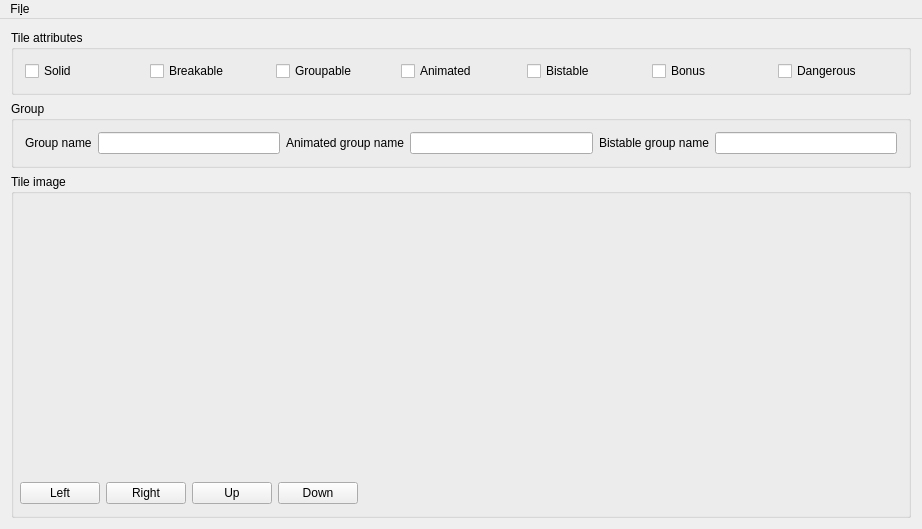
Before: the Qt Designer form tileEdit/CMainWindow.ui in clebail/tilegame, drawn with Qt 5.
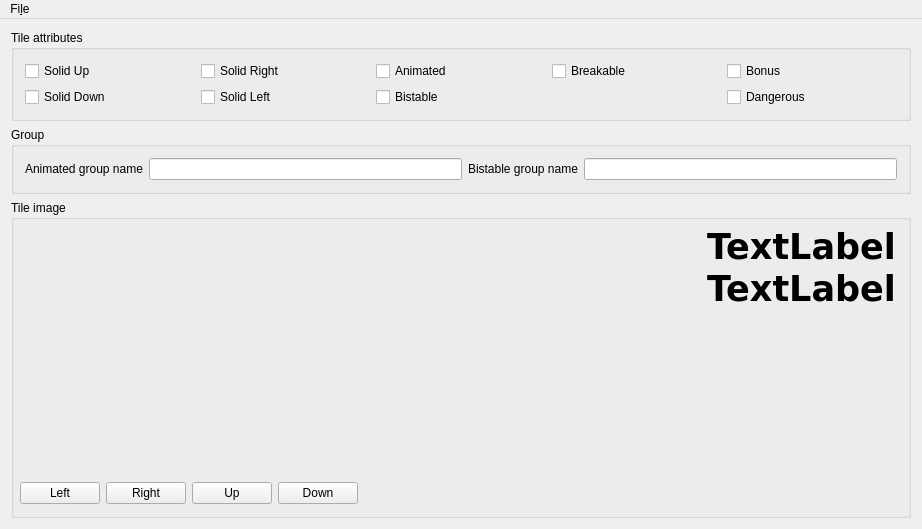
After: the same form once the commit is applied. Custom widgets are drawn as their Qt base class.

```diff
--- a/tileEdit/CMainWindow.ui
+++ b/tileEdit/CMainWindow.ui
@@ -20,56 +20,70 @@
       <property name="title">
        <string>Tile attributes</string>
       </property>
-      <layout class="QHBoxLayout" name="horizontalLayout_3">
-       <item>
-        <widget class="QCheckBox" name="cbSolid">
+      <layout class="QGridLayout" name="gridLayout">
+       <item row="0" column="1">
+        <widget class="QCheckBox" name="cbSolidRight">
          <property name="text">
-          <string>Solid</string>
+          <string>Solid Right</string>
          </property>
         </widget>
        </item>
-       <item>
-        <widget class="QCheckBox" name="cbBreakable">
+       <item row="0" column="0">
+        <widget class="QCheckBox" name="cbSolidUp">
          <property name="text">
-          <string>Breakable</string>
+          <string>Solid Up</string>
          </property>
         </widget>
        </item>
-       <item>
-        <widget class="QCheckBox" name="cbGroupable">
-         <property name="text">
-          <string>Groupable</string>
-         </property>
-        </widget>
-       </item>
-       <item>
-        <widget class="QCheckBox" name="cbAnimated">
-         <property name="text">
-          <string>Animated</string>
-         </property>
-        </widget>
-       </item>
-       <item>
-        <widget class="QCheckBox" name="cnBistable">
-         <property name="text">
-          <string>Bistable</string>
-         </property>
-        </widget>
-       </item>
-       <item>
+       <item row="0" column="7">
         <widget class="QCheckBox" name="cbBonus">
          <property name="text">
           <string>Bonus</string>
          </property>
         </widget>
        </item>
-       <item>
+       <item row="1" column="0">
+        <widget class="QCheckBox" name="cbSolidDown">
+         <property name="text">
+          <string>Solid Down</string>
+         </property>
+        </widget>
+       </item>
+       <item row="1" column="1">
+        <widget class="QCheckBox" name="cbSolidLeft">
+         <property name="text">
+          <string>Solid Left</string>
+         </property>
+        </widget>
+       </item>
+       <item row="1" column="7">
         <widget class="QCheckBox" name="cbDangerous">
          <property name="text">
           <string>Dangerous</string>
          </property>
         </widget>
        </item>
+       <item row="0" column="2">
+        <widget class="QCheckBox" name="cbAnimated">
+         <property name="text">
+          <string>Animated</string>
+         </property>
+        </widget>
+       </item>
+       <item row="1" column="2">
+        <widget class="QCheckBox" name="cnBistable">
+         <property name="text">
+          <string>Bistable</string>
+         </property>
+        </widget>
+       </item>
+       <item row="0" column="3">
+        <widget class="QCheckBox" name="cbBreakable">
+         <property name="text">
+          <string>Breakable</string>
+         </property>
+        </widget>
+       </item>
       </layout>
      </widget>
     </item>
@@ -79,16 +93,6 @@
        <string>Group</string>
       </property>
       <layout class="QHBoxLayout" name="horizontalLayout_4">
-       <item>
-        <widget class="QLabel" name="label_2">
-         <property name="text">
-          <string>Group name</string>
-         </property>
-        </widget>
-       </item>
-       <item>
-        <widget class="QLineEdit" name="txtGroupName"/>
-       </item>
        <item>
         <widget class="QLabel" name="label">
          <property name="text">
@@ -134,16 +138,16 @@
         <widget class="QWidget" name="widget_2" native="true">
          <layout class="QHBoxLayout" name="horizontalLayout_2">
           <property name="spacing">
-           <number>6</number>
+           <number>10</number>
           </property>
           <property name="leftMargin">
-           <number>0</number>
+           <number>6</number>
           </property>
           <property name="topMargin">
            <number>0</number>
           </property>
           <property name="rightMargin">
-           <number>0</number>
+           <number>6</number>
           </property>
           <property name="bottomMargin">
            <number>0</number>
@@ -161,13 +165,13 @@
             </property>
             <property name="minimumSize">
              <size>
-              <width>16</width>
+              <width>32</width>
               <height>0</height>
              </size>
             </property>
             <property name="maximumSize">
              <size>
-              <width>16</width>
+              <width>32</width>
               <height>16777215</height>
              </size>
             </property>
@@ -197,14 +201,14 @@
                </property>
                <property name="minimumSize">
                 <size>
-                 <width>16</width>
-                 <height>16</height>
+                 <width>32</width>
+                 <height>32</height>
                 </size>
                </property>
                <property name="maximumSize">
                 <size>
-                 <width>16</width>
-                 <height>16</height>
+                 <width>32</width>
+                 <height>32</height>
                 </size>
                </property>
               </widget>
@@ -225,6 +229,94 @@
             </layout>
            </widget>
           </item>
+          <item>
+           <widget class="QWidget" name="widget_5" native="true">
+            <property name="sizePolicy">
+             <sizepolicy hsizetype="Maximum" vsizetype="Preferred">
+              <horstretch>0</horstretch>
+              <verstretch>0</verstretch>
+             </sizepolicy>
+            </property>
+            <layout class="QVBoxLayout" name="verticalLayout_4">
+             <property name="spacing">
+              <number>0</number>
+             </property>
+             <property name="leftMargin">
+              <number>0</number>
+             </property>
+             <property name="topMargin">
+              <number>0</number>
+             </property>
+             <property name="rightMargin">
+              <number>0</number>
+             </property>
+             <property name="bottomMargin">
+              <number>0</number>
+             </property>
+             <item>
+              <widget class="QLabel" name="lblX">
+               <property name="font">
+                <font>
+                 <family>DejaVu Sans</family>
+                 <pointsize>26</pointsize>
+                 <weight>75</weight>
+                 <bold>true</bold>
+                </font>
+               </property>
+               <property name="styleSheet">
+                <string notr="true"/>
+               </property>
+               <property name="text">
+                <string>TextLabel</string>
+               </property>
+               <property name="alignment">
+                <set>Qt::AlignLeading|Qt::AlignLeft|Qt::AlignTop</set>
+               </property>
+              </widget>
+             </item>
+             <item>
+              <widget class="QLabel" name="lblY">
+               <property name="maximumSize">
+                <size>
+                 <width>16777215</width>
+                 <height>16777215</height>
+                </size>
+               </property>
+               <property name="font">
+                <font>
+                 <family>DejaVu Sans</family>
+                 <pointsize>26</pointsize>
+                 <weight>75</weight>
+                 <bold>true</bold>
+                </font>
+               </property>
+               <property name="styleSheet">
+                <string notr="true"/>
+               </property>
+               <property name="text">
+                <string>TextLabel</string>
+               </property>
+               <property name="alignment">
+                <set>Qt::AlignLeading|Qt::AlignLeft|Qt::AlignTop</set>
+               </property>
+              </widget>
+             </item>
+             <item>
+              <spacer name="verticalSpacer_3">
+               <property name="orientation">
+                <enum>Qt::Vertical</enum>
+               </property>
+               <property name="sizeHint" stdset="0">
+                <size>
+                 <width>20</width>
+                 <height>40</height>
+                </size>
+               </property>
+              </spacer>
+             </item>
+            </layout>
+           </widget>
+          </item>
          </layout>
         </widget>
        </item>
```
Left out of the diff: 238 changed lines with no effect on the pictures.
